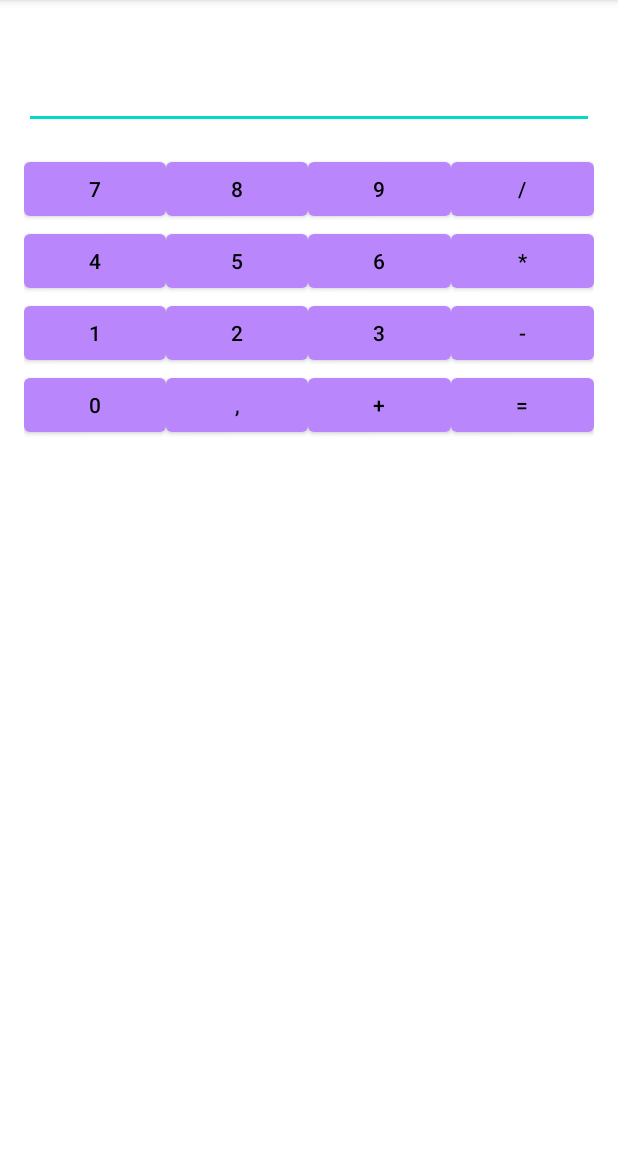
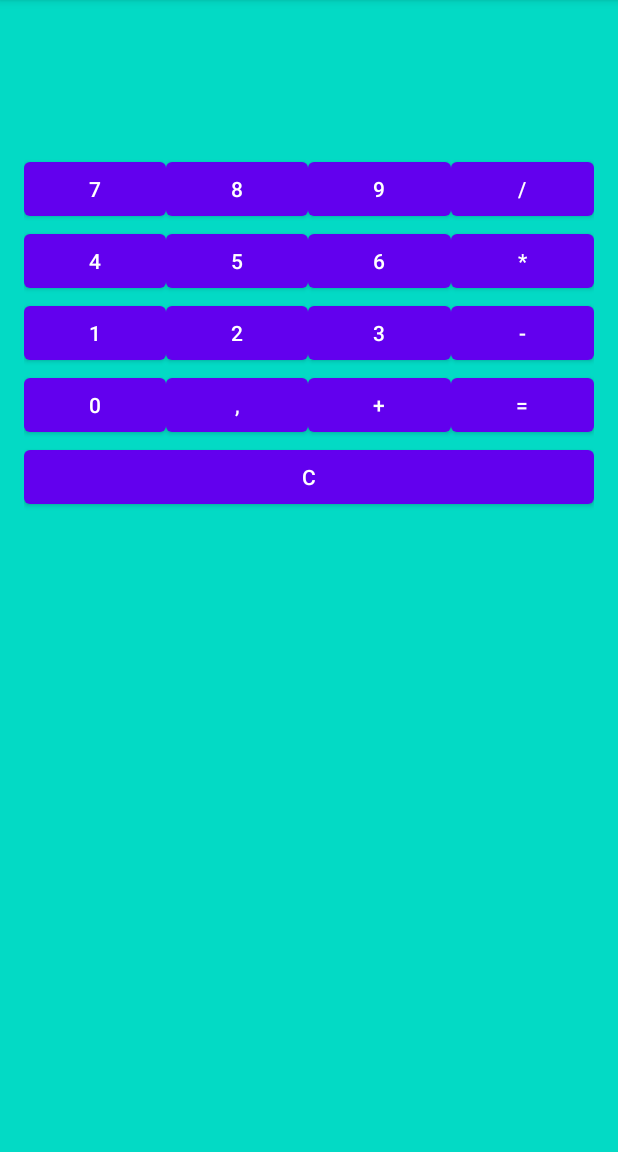
Before and after one commit to yoknyrl/calc, an Android app: the screen it shows after launch (MainActivity), on a phone screen of 412 x 824 dp, the part 84-1236 px from its top. Run offline under Robolectric (Android 15) with nearby library versions, the phone set to English and light mode, and no system bars.

Commit message:
calc ready

```diff
--- a/app/src/main/java/com/example/myapplication/MainActivity.java
+++ b/app/src/main/java/com/example/myapplication/MainActivity.java
@@ -8,14 +8,14 @@ import android.widget.Button;
 import android.widget.EditText;
 import android.widget.TextView;
 
-public class MainActivity extends AppCompatActivity {
+public class MainActivity extends AppCompatActivity implements View.OnClickListener{
 
     TextView resultField; // текстовое поле для вывода результата
     EditText numberField;   // поле для ввода числа
     TextView operationField;    // текстовое поле для вывода знака операции
     Double operand = null;  // операнд операции
     String lastOperation = "="; // последняя операция
-
+    Button cleanOn;
 
     @Override
     protected void onCreate(Bundle savedInstanceState) {
@@ -26,6 +26,8 @@ public class MainActivity extends AppCompatActivity {
         resultField =(TextView) findViewById(R.id.resultField);
         numberField = (EditText) findViewById(R.id.numberField);
         operationField = (TextView) findViewById(R.id.operationField);
+        cleanOn = (Button) findViewById(R.id.button_clean);
+        cleanOn.setOnClickListener(this);
 
     }
     // сохранение состояния
@@ -110,4 +112,8 @@ public class MainActivity extends AppCompatActivity {
         resultField.setText(operand.toString().replace('.', ','));
         numberField.setText("");
     }
+    @Override
+    public void onClick(View v) {
+        resultField.setText("");
+    }
 }
--- a/app/src/main/res/layout/activity_main.xml
+++ b/app/src/main/res/layout/activity_main.xml
@@ -3,8 +3,10 @@
     android:id="@+id/activity_main"
     android:layout_width="match_parent"
     android:layout_height="match_parent"
+    android:background="@color/teal_200"
     android:orientation="vertical"
     android:padding="16dp">
+
     <LinearLayout
         android:id="@+id/result"
         android:layout_width="match_parent"
@@ -13,22 +15,24 @@
         <TextView
             android:id="@+id/resultField"
             android:layout_width="0dp"
+            android:layout_height="wrap_content"
             android:layout_weight="1"
-            android:textSize="18sp"
-            android:layout_height="wrap_content" />
+            android:textSize="18sp" />
+
         <TextView
             android:id="@+id/operationField"
             android:layout_width="0dp"
+            android:layout_height="wrap_content"
             android:layout_weight="1"
-            android:textSize="18sp"
-            android:layout_height="wrap_content"
-            />
+            android:textSize="18sp" />
     </LinearLayout>
+
     <EditText
         android:id="@+id/numberField"
         android:layout_width="match_parent"
         android:layout_height="wrap_content"
         android:inputType="phone" />
+
     <LinearLayout
         android:layout_width="match_parent"
         android:layout_height="wrap_content"
@@ -40,7 +44,7 @@
             android:layout_weight="1"
             android:onClick="onNumberClick"
             android:text="7"
-            android:theme="@style/Theme.MaterialComponents.Dialog" />
+            android:theme="@style/Animation.Design.BottomSheetDialog" />
 
         <Button
             android:layout_width="0dp"
@@ -48,7 +52,7 @@
             android:layout_weight="1"
             android:onClick="onNumberClick"
             android:text="8"
-            android:theme="@style/Theme.MaterialComponents.Dialog" />
+            android:theme="@style/Animation.Design.BottomSheetDialog" />
 
         <Button
             android:layout_width="0dp"
@@ -56,7 +60,7 @@
             android:layout_weight="1"
             android:onClick="onNumberClick"
             android:text="9"
-            android:theme="@style/Theme.MaterialComponents.Dialog" />
+            android:theme="@style/Animation.Design.BottomSheetDialog" />
 
         <Button
             android:layout_width="0dp"
@@ -64,8 +68,9 @@
             android:layout_weight="1"
             android:onClick="onOperationClick"
             android:text="/"
-            android:theme="@style/Theme.MaterialComponents.Dialog" />
+            android:theme="@style/Animation.Design.BottomSheetDialog" />
     </LinearLayout>
+
     <LinearLayout
         android:layout_width="match_parent"
         android:layout_height="wrap_content">
@@ -76,7 +81,7 @@
             android:layout_weight="1"
             android:onClick="onNumberClick"
             android:text="4"
-            android:theme="@style/Theme.MaterialComponents.Dialog" />
+            android:theme="@style/Animation.Design.BottomSheetDialog" />
 
         <Button
             android:layout_width="0dp"
@@ -84,7 +89,7 @@
             android:layout_weight="1"
             android:onClick="onNumberClick"
             android:text="5"
-            android:theme="@style/Theme.MaterialComponents.Dialog" />
+            android:theme="@style/Animation.Design.BottomSheetDialog" />
 
         <Button
             android:layout_width="0dp"
@@ -92,7 +97,7 @@
             android:layout_weight="1"
             android:onClick="onNumberClick"
             android:text="6"
-            android:theme="@style/Theme.MaterialComponents.Dialog" />
+            android:theme="@style/Animation.Design.BottomSheetDialog" />
 
         <Button
             android:layout_width="0dp"
@@ -100,8 +105,9 @@
             android:layout_weight="1"
             android:onClick="onOperationClick"
             android:text="*"
-            android:theme="@style/Theme.MaterialComponents.Dialog" />
+            android:theme="@style/Animation.Design.BottomSheetDialog" />
     </LinearLayout>
+
     <LinearLayout
         android:layout_width="match_parent"
         android:layout_height="wrap_content">
@@ -112,7 +118,7 @@
             android:layout_weight="1"
             android:onClick="onNumberClick"
             android:text="1"
-            android:theme="@style/Theme.MaterialComponents.Dialog" />
+            android:theme="@style/Animation.Design.BottomSheetDialog" />
 
         <Button
             android:layout_width="0dp"
@@ -120,7 +126,7 @@
             android:layout_weight="1"
             android:onClick="onNumberClick"
             android:text="2"
-            android:theme="@style/Theme.MaterialComponents.Dialog" />
+            android:theme="@style/Animation.Design.BottomSheetDialog" />
 
         <Button
             android:layout_width="0dp"
@@ -128,7 +134,7 @@
             android:layout_weight="1"
             android:onClick="onNumberClick"
             android:text="3"
-            android:theme="@style/Theme.MaterialComponents.Dialog" />
+            android:theme="@style/Animation.Design.BottomSheetDialog" />
 
         <Button
             android:layout_width="0dp"
@@ -136,8 +142,9 @@
             android:layout_weight="1"
             android:onClick="onOperationClick"
             android:text="-"
-            android:theme="@style/Theme.MaterialComponents.Dialog" />
+            android:theme="@style/Animation.Design.BottomSheetDialog" />
     </LinearLayout>
+
     <LinearLayout
         android:layout_width="match_parent"
         android:layout_height="wrap_content">
@@ -148,7 +155,7 @@
             android:layout_weight="1"
             android:onClick="onNumberClick"
             android:text="0"
-            android:theme="@style/Theme.MaterialComponents.Dialog" />
+            android:theme="@style/Animation.Design.BottomSheetDialog" />
 
         <Button
             android:layout_width="0dp"
@@ -156,7 +163,7 @@
             android:layout_weight="1"
             android:onClick="onNumberClick"
             android:text=","
-            android:theme="@style/Theme.MaterialComponents.Dialog" />
+            android:theme="@style/Animation.Design.BottomSheetDialog" />
 
         <Button
             android:layout_width="0dp"
@@ -164,7 +171,7 @@
             android:layout_weight="1"
             android:onClick="onOperationClick"
             android:text="+"
-            android:theme="@style/Theme.MaterialComponents.Dialog" />
+            android:theme="@style/Animation.Design.BottomSheetDialog" />
 
         <Button
             android:layout_width="0dp"
@@ -172,6 +179,21 @@
             android:layout_weight="1"
             android:onClick="onOperationClick"
             android:text="="
-            android:theme="@style/Theme.MaterialComponents.Dialog" />
+            android:theme="@style/Animation.Design.BottomSheetDialog" />
+    </LinearLayout>
+
+    <LinearLayout
+        android:layout_width="match_parent"
+        android:layout_height="48dp"
+        android:orientation="horizontal">
+
+        <Button
+            android:id="@+id/button_clean"
+            android:layout_width="0dp"
+            android:layout_height="wrap_content"
+            android:layout_weight="1"
+            android:onClick="onClick"
+            android:text="C"
+            android:theme="@style/Animation.Design.BottomSheetDialog" />
     </LinearLayout>
 </LinearLayout>
```
